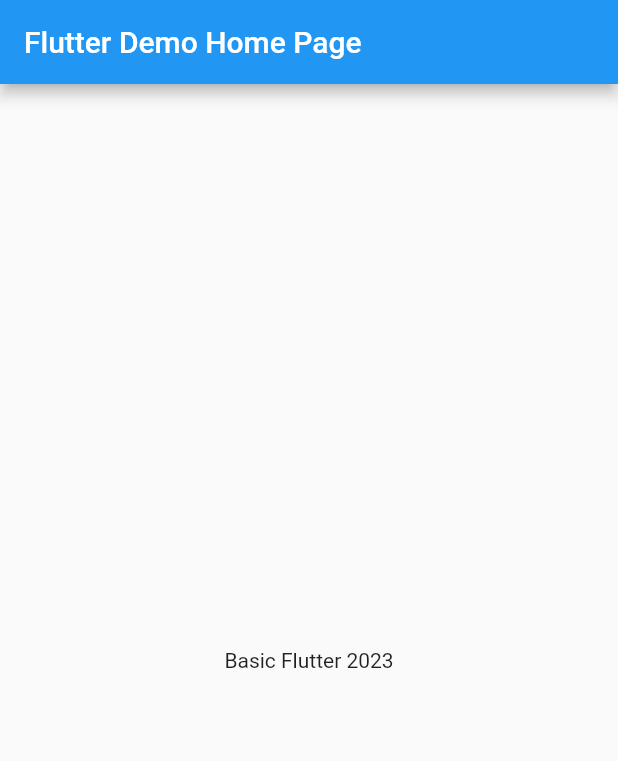
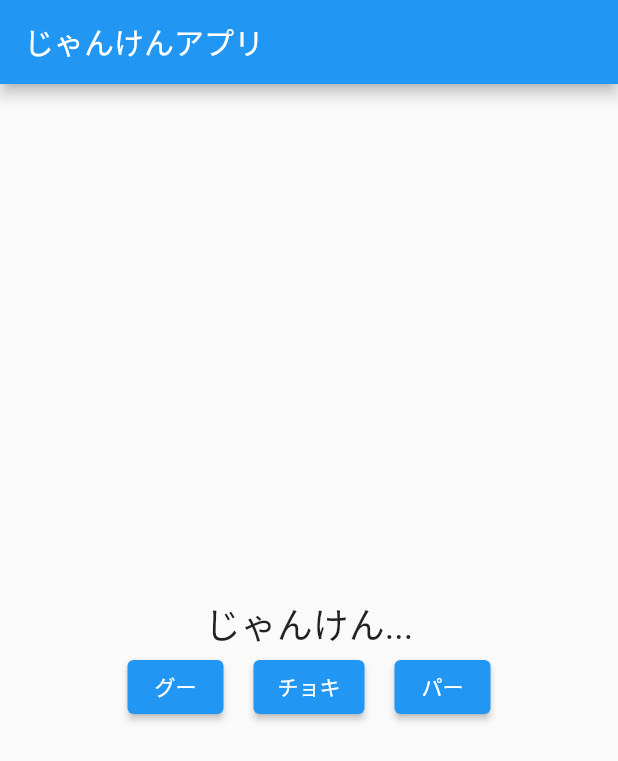
Before and after one commit to shinonome-inc/mobile_azuma_basic_flutter, a Flutter app: the screen it shows after launch, on a phone screen of 412 x 824 dp. Shown: the top 761 px of the screen. Run offline on Flutter 3.47's test engine with Material 2 defaults, Android fonts, the phone set to English and light mode, and no system bars.

Commit message:
create janken-app

```diff
--- /dev/null
+++ b/janken_app/lib/janken_algorithm.dart
@@ -0,0 +1,23 @@
+import 'dart:math';
+
+// [返り値の型] [関数の名前]( [引数の型] [引数の名前] ) {
+//   [関数の中で実行する命令];
+// }
+
+class JankenGame {
+  String play(int userChoice) {
+    List<String> jankenHand = ["グー", "チョキ", "パー"];
+    int computerChoice = Random().nextInt(3);
+
+    String result;
+    if (userChoice == computerChoice) {
+      result = "あいこ";
+    } else if ((userChoice == 0 && computerChoice == 1) ||
+        (userChoice == 2 && computerChoice == 0)) {
+      result = "あなたの勝ち";
+    } else {
+      result = "あなたの負け";
+    }
+    return "あなたの手: ${jankenHand[userChoice]}, \n コンピュータの手: ${jankenHand[computerChoice]}, \n 結果: $result";
+  }
+}
--- a/janken_app/lib/main.dart
+++ b/janken_app/lib/main.dart
@@ -1,41 +1,93 @@
+import 'dart:async';
 import 'package:flutter/material.dart';
+import 'janken_algorithm.dart';
 
 void main() {
-  runApp(const MyApp());
+  runApp(MyApp());
 }
 
 class MyApp extends StatelessWidget {
-  const MyApp({super.key});
   @override
   Widget build(BuildContext context) {
     return MaterialApp(
-      title: 'Flutter Demo',
+      title: 'じゃんけんアプリ',
       theme: ThemeData(
         primarySwatch: Colors.blue,
       ),
-      home: const MyHomePage(title: 'Flutter Demo Home Page'),
+      home: JankenPage(),
     );
   }
 }
 
-class MyHomePage extends StatefulWidget {
-  const MyHomePage({super.key, required this.title});
-  final String title;
-
+//StatefulWidget：Stateオブジェクトを通じて状態を管理
+class JankenPage extends StatefulWidget {
   @override
-  State<MyHomePage> createState() => _MyHomePageState();
+  _JankenPageState createState() => _JankenPageState();
 }
 
-class _MyHomePageState extends State<MyHomePage> {
+class _JankenPageState extends State<JankenPage> {
+  String message = "じゃんけん...";
+  // final：一度final とつけた変数に値を入れたなら、再代入はできない
+  final JankenGame game = JankenGame();
+  bool isGameActive = true; // ゲームがアクティブかどうかを追跡
+
+  void playGame(int userChoice) {
+    if (isGameActive) {
+      // ゲームがアクティブな場合のみプレイ可能
+      setState(() {
+        message = game.play(userChoice);
+        isGameActive = false; // ゲームの状態を非アクティブに更新
+      });
+
+      Timer(Duration(seconds: 3), () {
+        setState(() {
+          message = "じゃんけん...";
+          isGameActive = true; // ゲームの状態を再びアクティブに更新
+        });
+      });
+    }
+  }
+
   @override
   Widget build(BuildContext context) {
     return Scaffold(
       appBar: AppBar(
-        title: Text(widget.title),
+        title: Text('じゃんけんアプリ'),
       ),
-      body: const Center(
-        child: Text(
-          'Basic Flutter 2023',
+      body: Center(
+        child: Column(
+          mainAxisAlignment: MainAxisAlignment.center,
+          children: <Widget>[
+            Text(
+              message,
+              style: TextStyle(fontSize: 24),
+            ),
+            Row(
+              //MainAxisAlignment:余白均等
+              mainAxisAlignment: MainAxisAlignment.center,
+              children: [
+                //ElevatedButtonボタンの種類
+                ElevatedButton(
+                  // =>：引数を取らずに_playGame()メソッドを呼び出す短い関数
+                  onPressed: isGameActive
+                      ? () => playGame(0)
+                      : null, // ゲーム状態に基づくボタンの有効化/無効化
+                  child: Text('グー'),
+                ),
+                SizedBox(width: 20),
+                ElevatedButton(
+                  // 条件 ? 真の場合の式 : 偽の場合の式
+                  onPressed: isGameActive ? () => playGame(1) : null,
+                  child: Text('チョキ'),
+                ),
+                SizedBox(width: 20),
+                ElevatedButton(
+                  onPressed: isGameActive ? () => playGame(2) : null,
+                  child: Text('パー'),
+                ),
+              ],
+            ),
+          ],
         ),
       ),
     );
```
Also changed, not shown: janken_app/pubspec.lock, 9 other files.
